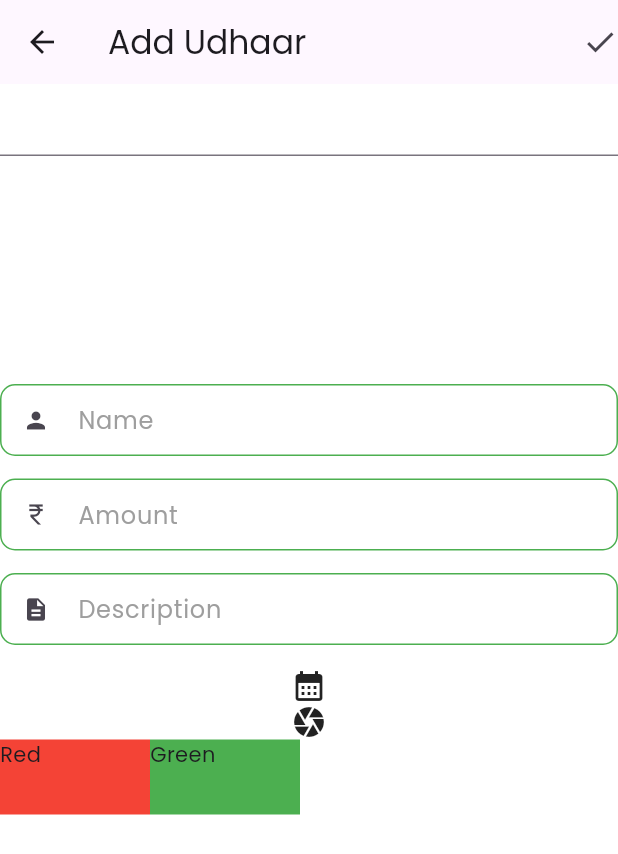
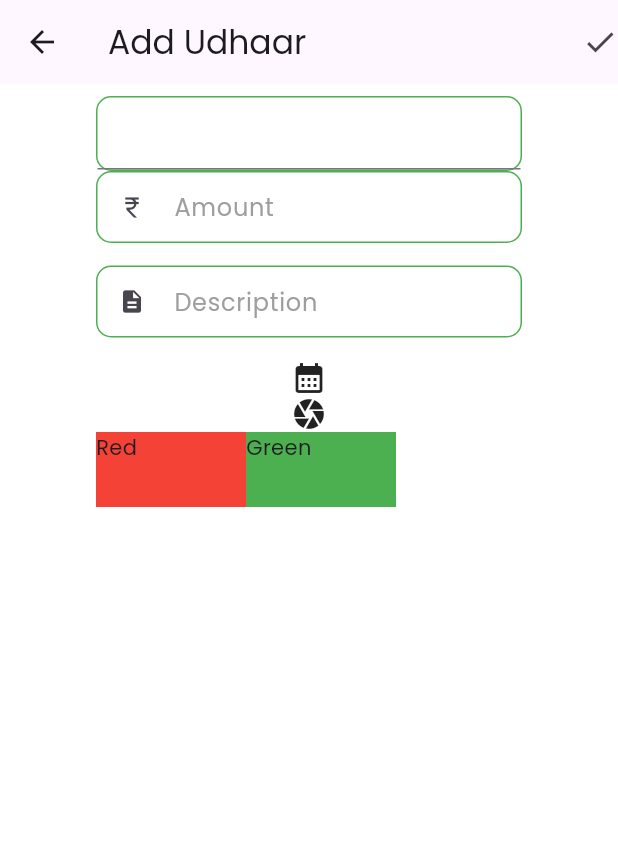
Before and after one commit to TheLameOne/udhaari, a Flutter app: the AddUdhaar screen opened directly, on a phone screen of 412 x 824 dp. Shown: the top 854 px of the screen. Run offline on Flutter 3.47's test engine with Material 3 defaults, Android fonts, the phone set to English and light mode, and no system bars; drawn by our look-alikes of searchfield; our stand-ins replace cloud_firestore, firebase_core, firebase_storage, fluttertoast, google_fonts, image_picker and 1 more; missing offline and left inert: dart:ffi; accounts and stored records are empty.

Commit message:
some searchtextfield decoration

```diff
--- a/lib/screens/AddUdhaar.dart
+++ b/lib/screens/AddUdhaar.dart
@@ -75,7 +75,7 @@ class _AddUdhaarState extends State<AddUdhaar> {
     final size = MediaQuery.of(context).size;
 
     return Scaffold(
-      backgroundColor: Colors.white38,
+      backgroundColor: Colors.white,
       appBar: AppBar(
         title: Text("Add Udhaar"),
         actions: [
@@ -115,6 +115,8 @@ class _AddUdhaarState extends State<AddUdhaar> {
         ],
       ),
       body: SingleChildScrollView(
+        child: Padding(
+          padding: EdgeInsets.only(top: 8, bottom: 8, left: 64, right: 64),
           child: Column(
             children: [
               // Container(
@@ -129,8 +131,28 @@ class _AddUdhaarState extends State<AddUdhaar> {
               //       }),
               // ),
               Container(
-              height: 200,
-              width: size.width,
+                // decoration: InputDecoration(
+                //   prefixIcon: Icon(prefixIcon),
+                //   isDense: true,
+                //   labelText: name,
+                //   counterText: "",
+                //   labelStyle: const TextStyle(color: Colors.grey),
+                //   border: const OutlineInputBorder(
+                //     borderSide: BorderSide(color: Colors.green),
+                //     borderRadius: BorderRadius.all(Radius.circular(10)),
+                //   ),
+                //   focusedBorder: const OutlineInputBorder(
+                //     borderSide: BorderSide(color: Colors.green),
+                //     borderRadius: BorderRadius.all(Radius.circular(10)),
+                //   ),
+                //   enabledBorder: const OutlineInputBorder(
+                //     borderSide: BorderSide(color: Colors.green),
+                //     borderRadius: BorderRadius.all(Radius.circular(10)),
+                //   ),
+                // ),
+                decoration: BoxDecoration(
+                    border: Border.all(color: Colors.green),
+                    borderRadius: BorderRadius.all(Radius.circular(10))),
                 child: SearchField<String>(
                   suggestions: _list
                       .map(
@@ -139,18 +161,26 @@ class _AddUdhaarState extends State<AddUdhaar> {
                           item: e,
                           // Use child to show Custom Widgets in the suggestions
                           // defaults to Text widget
+                          child: Container(
+                            height: 100,
+                            color: Colors.white,
                             child: Padding(
                               padding: const EdgeInsets.all(8.0),
                               child: Row(
                                 children: [
-                              // CircleAvatar(
-                              //   backgroundImage: NetworkImage(e),
-                              // ),
-                              SizedBox(
+                                  Container(
+                                    child: Icon(Icons.person),
                                     width: 10,
                                   ),
-                              Text(e),
+                                  SizedBox(width: 16),
+                                  Text(
+                                    e,
+                                    style: TextStyle(
+                                        fontSize: 16,
+                                        fontWeight: FontWeight.bold),
+                                  ),
                                 ],
+                              ),
                             ),
                           ),
                         ),
@@ -158,16 +188,16 @@ class _AddUdhaarState extends State<AddUdhaar> {
                       .toList(),
                 ),
               ),
-            CustomTextField(
-              inputType: TextInputType.name,
-              obscureText: false,
-              name: "Name",
-              controller: nameFieldContoller,
-              prefixIcon: Icons.person,
-              onChanged: (value) {
-                name = value!;
-              },
-            ),
+              // CustomTextField(
+              //   inputType: TextInputType.name,
+              //   obscureText: false,
+              //   name: "Name",
+              //   controller: nameFieldContoller,
+              //   prefixIcon: Icons.person,
+              //   onChanged: (value) {
+              //     name = value!;
+              //   },
+              // ),
               // person search drop down list
 
               CustomTextField(
@@ -207,7 +237,8 @@ class _AddUdhaarState extends State<AddUdhaar> {
                       await imagePicker.pickImage(source: ImageSource.gallery);
 
                   if (file != null) {
-                  String id = DateTime.now().millisecondsSinceEpoch.toString();
+                    String id =
+                        DateTime.now().millisecondsSinceEpoch.toString();
                     Reference referenceRoot = FirebaseStorage.instance.ref();
                     Reference referenceDirImages =
                         referenceRoot.child(phoneNumber.toString());
@@ -245,6 +276,7 @@ class _AddUdhaarState extends State<AddUdhaar> {
                 ],
               )
             ],
+          ),
         ),
       ),
     );
```
Also changed, not shown: lib/screens/AddExpense.dart (deleted). Lines whose indentation alone changed are shown as unchanged.
